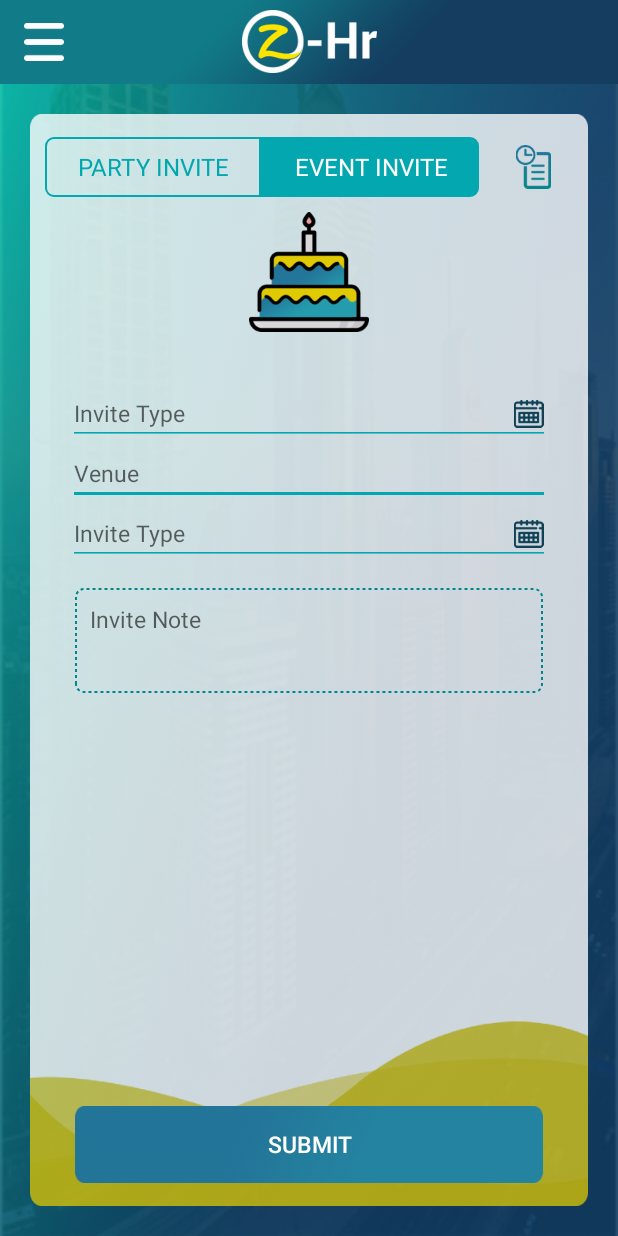
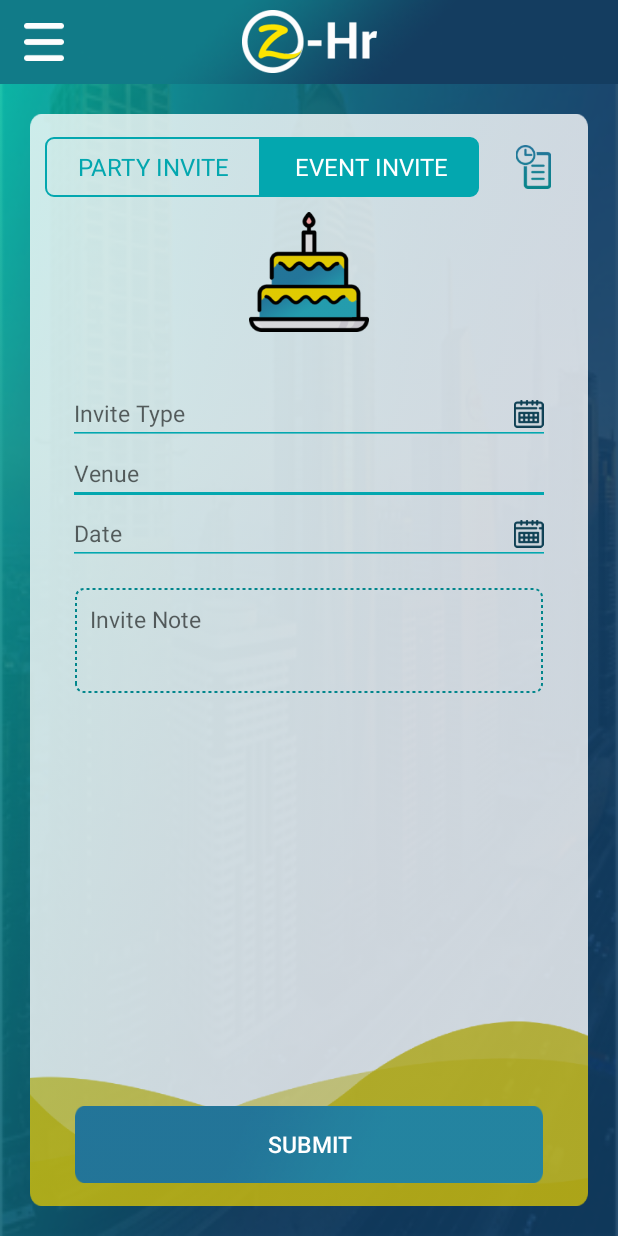
Before and after one commit to sixscorpions/Zhour, an Android app: the fragment PartyAndIEventInviteFragment placed in its activity, after a tap on "OK", on a phone screen of 412 x 824 dp. Run offline under Robolectric (Android 15) with nearby library versions, the phone set to English and light mode, and no system bars; our stand-ins replace ButterKnife, Picasso; pictures from the network do not load; 1 statement that could not run was skipped.

Commit message:
Fixed issues and updated contacts

```diff
--- a/app/src/main/java/com/zhour/fragments/PartyAndIEventInviteFragment.java
+++ b/app/src/main/java/com/zhour/fragments/PartyAndIEventInviteFragment.java
@@ -108,9 +108,6 @@ public class PartyAndIEventInviteFragment extends Fragment implements IAsyncCall
     @BindView(R.id.et_phone)
     EditText et_phone;
 
-    @BindView(R.id.tv_circle)
-    TextView tv_circle;
-
     @BindView(R.id.tv_add)
     TextView tv_add;
 
@@ -126,7 +123,7 @@ public class PartyAndIEventInviteFragment extends Fragment implements IAsyncCall
     @BindView(R.id.ll_party_invite)
     LinearLayout ll_party_invite;
     @BindView(R.id.iv_occasions)
-    ImageView iv_occations;
+    ImageView iv_occasions;
 
     @BindView(R.id.et_party_date)
     EditText et_party_date;
@@ -145,12 +142,8 @@ public class PartyAndIEventInviteFragment extends Fragment implements IAsyncCall
     @BindView(R.id.scroll_view)
     ScrollView scroll_view;
 
-    @BindView(R.id.tv_no_of_contacts)
-    TextView tv_no_of_contacts;
-
-
     public static ArrayList<Contact> contactsListModel;
-    public static ArrayList<Contact> addContactList = new ArrayList<>();
+    public static ArrayList<Contact> addContactList;
 
     private ArrayList<Contact> newList;
     private ArrayList<InvitesModel> inviteEventList;
@@ -185,9 +178,9 @@ public class PartyAndIEventInviteFragment extends Fragment implements IAsyncCall
     }
 
     private void inItUI() {
-        tv_circle.setTypeface(Utility.setFontAwesomeWebfont(mParent));
         tv_add.setTypeface(Utility.setFontAwesomeWebfont(mParent));
         tv_phone_book.setTypeface(Utility.setFontAwesomeWebfont(mParent));
+        tv_count.setVisibility(View.GONE);
         askPermission();
         getInviteTypes();
     }
@@ -269,6 +262,13 @@ public class PartyAndIEventInviteFragment extends Fragment implements IAsyncCall
                 if (newList.size() > 0) {
                     contactsListModel = new ArrayList<>();
 
+                    if (addContactList != null && addContactList.size() > 0) {
+                        for (int i = 0; i < addContactList.size(); i++) {
+                            Contact contact = addContactList.get(i);
+                            contactsListModel.add(contact);
+                        }
+                    }
+
                     for (int i = 0; i < newList.size(); i++) {
                         Contact contact = newList.get(i);
                         if (contact.ismContacts_Flow()) {
@@ -279,12 +279,13 @@ public class PartyAndIEventInviteFragment extends Fragment implements IAsyncCall
                             mAdapter.updateAdapter(newList);
                         }
                     }
+
                     if (contactsListModel.size() > 0 && contactsListModel.size() != 0) {
+                        tv_count.setVisibility(View.VISIBLE);
                         tv_count.setText("" + contactsListModel.size());
                     } else {
+                        tv_count.setVisibility(View.GONE);
                         tv_count.setText("" + contactsListModel.size());
-
-
                     }
                 }
                 //Utility.showToastMessage(getActivity(), "SELECTED CONTACTS" + contactsListModel.size());
@@ -365,14 +366,14 @@ public class PartyAndIEventInviteFragment extends Fragment implements IAsyncCall
         return result;
     }
 
+    /**
+     * This method is used to add contact manually
+     */
     @OnClick(R.id.tv_add)
     public void addContact() {
         if (isAddContactValidFields()) {
-
             updateData();
-
         }
-
     }
 
     private boolean isAddContactValidFields() {
@@ -686,7 +687,10 @@ public class PartyAndIEventInviteFragment extends Fragment implements IAsyncCall
         et_venue.setText("");
         et_invite_note.setText("");
         et_phone.setText("");
+        tv_count.setText("");
+        tv_count.setVisibility(View.GONE);
         contactsListModel = null;
+        addContactList = null;
     }
 
     /**
@@ -698,6 +702,7 @@ public class PartyAndIEventInviteFragment extends Fragment implements IAsyncCall
         et_invite_note.setText("");
         et_event_venue.setText("");
         contactsListModel = null;
+        addContactList = null;
     }
 
     /**
@@ -765,22 +770,24 @@ public class PartyAndIEventInviteFragment extends Fragment implements IAsyncCall
         builderSingle.show();
     }
 
-    @SuppressLint("DefaultLocale")
+
+    /**
+     * This method is used to update the contacts
+     */
     private void updateData() {
+        if (contactsListModel == null) {
+            contactsListModel = new ArrayList<>();
+            addContactList = new ArrayList<>();
+        }
         if (contactsListModel != null) {
-            int size = contactsListModel.size() - 1;
-            Contact contact = contactsListModel.get(size);
+            Contact contact = new Contact("", et_phone.getText().toString(), "");
             contact.setPhoneNumber(et_phone.getText().toString());
             contactsListModel.add(contact);
-            Utility.showLog("Size Of Contacts ", "" + size);
-        } else {
-            Utility.showLog("Size Of Contacts ", "" + (contactsListModel != null ? contactsListModel.size() : 0));
+            addContactList.add(contact);
         }
         tv_count.setText(String.format("%d", contactsListModel.size()));
-        tv_no_of_contacts.setVisibility(View.VISIBLE);
-        tv_no_of_contacts.setText(String.format("%d", contactsListModel.size()));
+        tv_count.setVisibility(View.VISIBLE);
         et_phone.setText("");
-
     }
 
 
--- /dev/null
+++ b/app/src/main/res/drawable/bg_blue_circle.xml
@@ -0,0 +1,9 @@
+<?xml version="1.0" encoding="utf-8"?>
+<shape xmlns:android="http://schemas.android.com/apk/res/android"
+    android:shape="oval">
+
+    <stroke
+        android:width="@dimen/_2dp"
+        android:color="@color/colorPrimary" />
+
+</shape>
--- a/app/src/main/res/layout/fragment_party_and_ievent_invite.xml
+++ b/app/src/main/res/layout/fragment_party_and_ievent_invite.xml
@@ -45,7 +45,6 @@
                     android:layout_width="@dimen/_1dp"
                     android:layout_height="@dimen/_40dp"
                     android:background="@color/colorPrimary" />
-
 
                 <TextView
                     android:id="@+id/tv_event_invite"
@@ -155,7 +154,7 @@
                     android:drawableEnd="@drawable/ic_calender"
                     android:focusable="false"
                     android:focusableInTouchMode="false"
-                    android:hint="@string/invite_type"
+                    android:hint="@string/date"
                     android:lines="1"
                     android:textColor="@color/text_color"
                     android:textSize="@dimen/_15sp"
@@ -211,10 +210,11 @@
                                     android:id="@+id/et_phone"
                                     android:layout_width="0dp"
                                     android:layout_height="match_parent"
-                                    android:layout_weight="0.5"
+                                    android:layout_weight="1"
                                     android:background="@color/transparent"
+                                    android:digits="@string/phone_digits"
                                     android:focusable="true"
-                                    android:hint="@string/phone_numbers"
+                                    android:hint="@string/phone_number"
                                     android:inputType="phone"
                                     android:lines="1"
                                     android:maxLength="10"
@@ -222,42 +222,21 @@
                                     android:textSize="@dimen/_15sp" />
 
                                 <LinearLayout
-                                    android:layout_width="@dimen/_0dp"
-                                    android:layout_height="wrap_content"
-                                    android:layout_weight="0.5"
+                                    android:layout_width="wrap_content"
+                                    android:layout_height="match_parent"
+                                    android:gravity="bottom"
                                     android:orientation="horizontal"
                                     android:weightSum="3">
 
-
-                                    <FrameLayout
-                                        android:id="@+id/fl_contact_count"
-                                        android:layout_width="@dimen/_0dp"
-                                        android:layout_height="@dimen/_30dp"
+                                    <TextView
+                                        android:id="@+id/tv_count"
+                                        android:layout_width="@dimen/_29dp"
+                                        android:layout_height="@dimen/_29dp"
                                         android:layout_gravity="center"
-                                        android:layout_marginEnd="@dimen/_5dp"
-                                        android:layout_marginStart="@dimen/_30dp"
-                                        android:layout_weight="1">
-
-                                        <TextView
-                                            android:id="@+id/tv_circle"
-                                            android:layout_width="wrap_content"
-                                            android:layout_height="wrap_content"
-                                            android:layout_gravity="center"
-                                            android:gravity="center"
-                                            android:text="@string/circle_icon"
-                                            android:textColor="@color/colorPrimaryDark"
-                                            android:textSize="@dimen/_30sp" />
-
-                                        <TextView
-                                            android:id="@+id/tv_count"
-                                            android:layout_width="wrap_content"
-                                            android:layout_height="wrap_content"
-                                            android:layout_gravity="center"
-                                            android:gravity="center"
-                                            android:text=""
-                                            android:textColor="@color/colorPrimaryDark"
-                                            android:textSize="@dimen/_12sp" />
-                                    </FrameLayout>
+                                        android:background="@drawable/bg_blue_circle"
+                                        android:gravity="center"
+                                        android:textColor="@color/colorPrimaryDark"
+                                        android:textSize="@dimen/_12dp" />
 
                                     <TextView
                                         android:id="@+id/tv_add"
@@ -265,6 +244,7 @@
                                         android:layout_height="@dimen/_30dp"
                                         android:layout_gravity="center"
                                         android:layout_marginEnd="@dimen/_5dp"
+                                        android:layout_marginStart="@dimen/_5dp"
                                         android:layout_weight="1"
                                         android:gravity="center"
                                         android:text="@string/plus_icon"
@@ -291,18 +271,6 @@
                                 android:layout_marginStart="@dimen/_2dp"
                                 android:background="@color/colorPrimary" />
                         </LinearLayout>
-
-                        <TextView
-                            android:id="@+id/tv_no_of_contacts"
-                            android:layout_width="wrap_content"
-                            android:layout_height="wrap_content"
-                            android:layout_gravity="center"
-                            android:layout_marginTop="@dimen/_10dp"
-                            android:gravity="center"
-                            android:visibility="gone"
-                            android:textColor="@color/colorPrimaryDark"
-                            android:textSize="@dimen/_15sp" />
-
                     </LinearLayout>
 
                     <LinearLayout
@@ -321,6 +289,7 @@
                             android:drawableEnd="@drawable/ic_calender"
                             android:focusable="false"
                             android:focusableInTouchMode="true"
+                            android:hint="@string/date"
                             android:textColor="@color/text_color"
                             android:textSize="@dimen/_15sp" />
 
@@ -334,6 +303,7 @@
                             android:drawableEnd="@drawable/ic_clock"
                             android:focusable="false"
                             android:focusableInTouchMode="true"
+                            android:hint="@string/time"
                             android:textColor="@color/text_color"
                             android:textSize="@dimen/_15sp" />
 
--- a/app/src/main/res/values/strings.xml
+++ b/app/src/main/res/values/strings.xml
@@ -22,7 +22,7 @@
     <string name="signup">SignUp</string>
     <string name="jaquline">Jaquline</string>
     <string name="event_invite">event invite</string>
-    <string name="submit">submit</string>
+    <string name="submit">Submit</string>
     <string name="invite_note">Invite Note</string>
     <string name="txt_invite">INVITE</string>
     <string name="txt_noticboard">NOTICE BOARD</string>
@@ -86,5 +86,9 @@ Contrary to popular belief, Lorem Ipsum is not simply random text. It has roots
     <string name="enter_vehicle_number">Enter Vehicle number</string>
     <string name="vehicle_not_found">Vehicle not found</string>
     <string name="ap29ag1234">AP29AG1234</string>
+    <string name="date">Date</string>
+    <string name="time">Time</string>
+    <string name="phone_number">Phone number</string>
+    <string name="phone_digits">0123456789</string>
 
 </resources>
```
